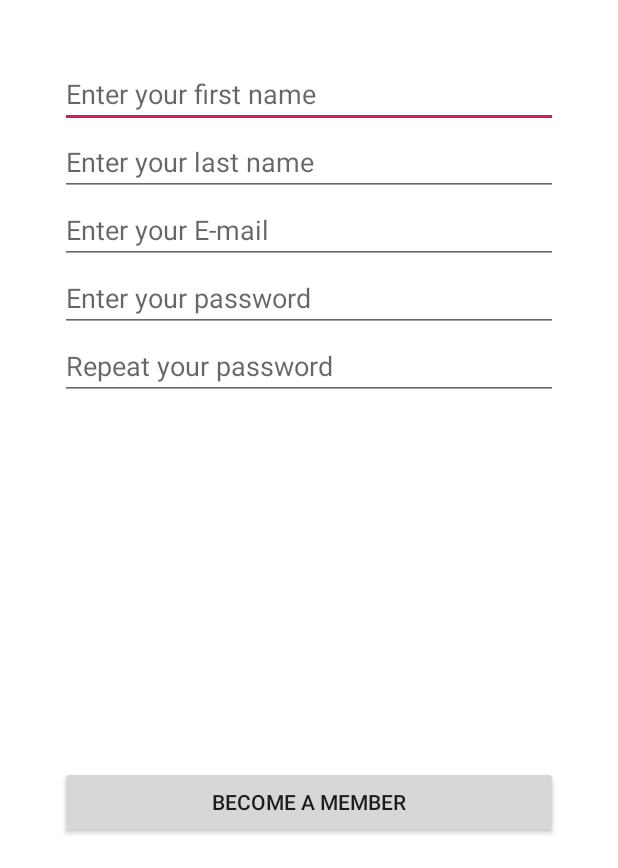
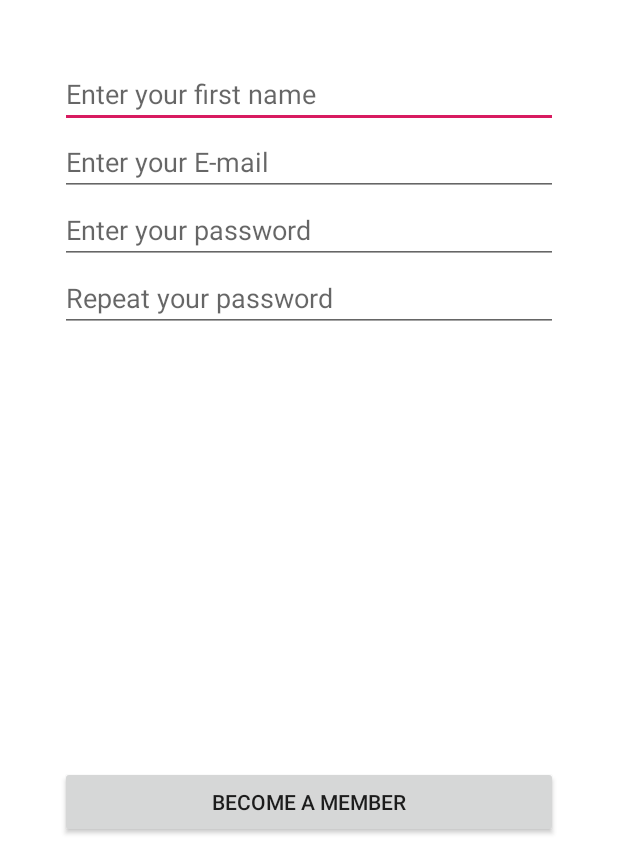
Before and after one commit to AnnaFelix/EventManagement, an Android app: the SignupActivity screen opened directly, with no data from a screen before it, on a phone screen of 412 x 824 dp, the part 368-1236 px from its top. Run offline under Robolectric (Android 15) with nearby library versions, the phone set to English and light mode, and no system bars; our stand-ins replace Firebase (no records; nobody signed in at launch, a user with empty details on screens opened directly).

Commit message:
error new fix2

```diff
--- a/app/src/main/java/com/lux/eventmanagement/SignupActivity.java
+++ b/app/src/main/java/com/lux/eventmanagement/SignupActivity.java
@@ -30,7 +30,7 @@ public class SignupActivity extends AppCompatActivity {
 
     private static final String TAG = "Add user to DB - SignUp Activity";
     FirebaseFirestore db;
-    private EditText firstname, lastname, email, password, password2;
+    private EditText firstname,  email, password, password2;
     private Button btnSignUp;
     private FirebaseAuth auth;
     private GoogleSignInOptions gso;
@@ -45,7 +45,6 @@ public class SignupActivity extends AppCompatActivity {
         db = FirebaseFirestore.getInstance();
 
         firstname = (EditText) findViewById(R.id.signup_firstname);
-        lastname = (EditText) findViewById(R.id.signup_lastname);
         email = (EditText) findViewById(R.id.signup_email);
         btnSignUp = (Button) findViewById(R.id.signup_btn);
         password = (EditText) findViewById(R.id.signup_password);
@@ -64,7 +63,6 @@ public class SignupActivity extends AppCompatActivity {
             public void onClick(View v) {
 
                 final String str_firstname = firstname.getText().toString().trim();
-                String str_lastname = lastname.getText().toString().trim();
                 final String str_email = email.getText().toString().trim();
                 String str_password = password.getText().toString().trim();
                 String str_password2 = password2.getText().toString().trim();
@@ -74,10 +72,7 @@ public class SignupActivity extends AppCompatActivity {
                     return;
                 }
 
-                if (TextUtils.isEmpty(str_lastname)) {
-                    Toast.makeText(getApplicationContext(), "Enter last name!", Toast.LENGTH_SHORT).show();
-                    return;
-                }
+
 
                 if (TextUtils.isEmpty(str_email)) {
                     Toast.makeText(getApplicationContext(), "Enter email address!", Toast.LENGTH_SHORT).show();
@@ -111,6 +106,7 @@ public class SignupActivity extends AppCompatActivity {
                                     ProfileUserData user = new ProfileUserData();
                                     user.setId( auth.getUid().toString());
                                     user.setEmail( str_email);
+                                    user.setName( str_firstname);
                                     Utils.onSaveUSerID(getApplicationContext(),user);
                                     db.collection("users").document(auth.getUid())
                                             .set(user)
--- a/app/src/main/java/com/lux/eventmanagement/adapter/AllEntryListAdapter.java
+++ b/app/src/main/java/com/lux/eventmanagement/adapter/AllEntryListAdapter.java
@@ -54,7 +54,7 @@ public class AllEntryListAdapter extends RecyclerView.Adapter<AllEntryListAdapte
         final Uri imageurl  =  (dataSet.get(i).getImage()!= null)? Uri.parse(dataSet.get(i).getImage()): null;
 
         viewHolder.name.setText(""+username);
-        viewHolder.followers.setText(""+dataSet.get(i).getUser().address);
+        viewHolder.followers.setText(""+dataSet.get(i).getUser().email);
         viewHolder.description.setText(description);
         viewHolder.title.setText(""+title);
 
--- a/app/src/main/res/layout/activity_signup.xml
+++ b/app/src/main/res/layout/activity_signup.xml
@@ -42,13 +42,6 @@
             android:hint="@string/hint_signup_firstname"
             android:inputType="text" />
 
-        <EditText
-            android:id="@+id/signup_lastname"
-            android:layout_width="match_parent"
-            android:layout_height="wrap_content"
-            android:layout_weight="1"
-            android:hint="@string/hint_signup_lastname"
-            android:inputType="text" />
 
         <EditText
             android:id="@+id/signup_email"
```
